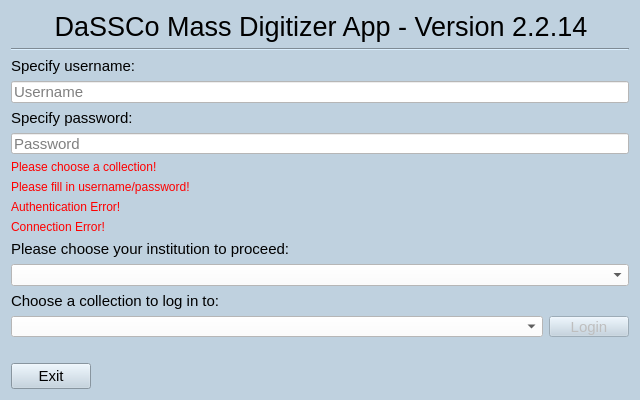
NHMDenmark/Mass-Digitizer, file MassDigitizer/ui/homescreen.ui: the form before one commit.
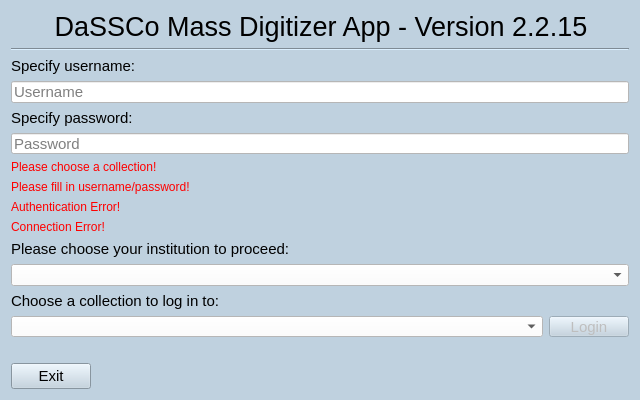
The form after the commit.

Patch:
```diff
--- a/MassDigitizer/ui/homescreen.ui
+++ b/MassDigitizer/ui/homescreen.ui
@@ -61,7 +61,7 @@
       </font>
      </property>
      <property name="text">
-      <string>DaSSCo Mass Digitizer App - Version 2.2.14</string>
+      <string>DaSSCo Mass Digitizer App - Version 2.2.15</string>
      </property>
      <property name="alignment">
       <set>Qt::AlignmentFlag::AlignCenter</set>
```
